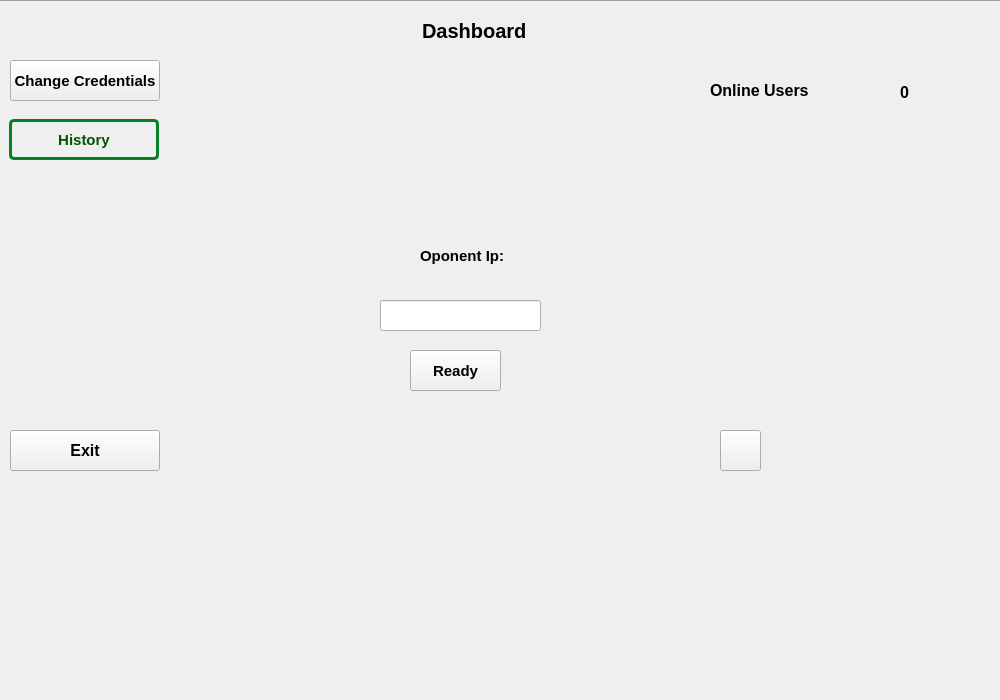
This is windows/Dashboard/dashboard.ui in hamidreza2005/PlanetVsZombies as Qt 5 draws it before an edit. The edited form follows.
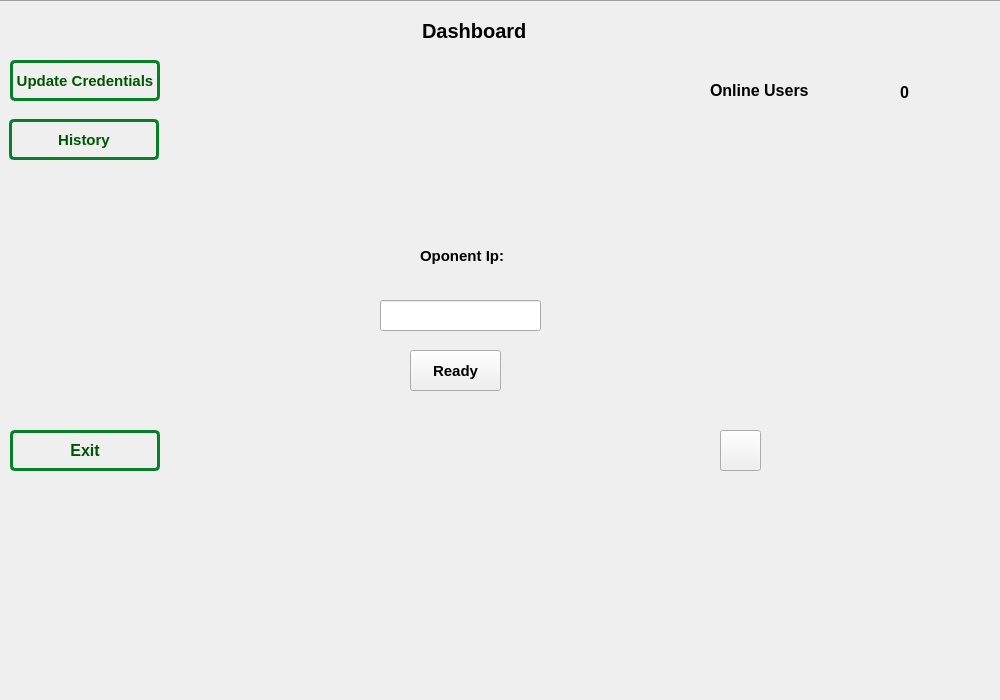
This is the edited form. Icons and pictures are not drawn.

Commit message: add the ability to change credentials in client

The edit to the form file:
```diff
--- a/windows/Dashboard/dashboard.ui
+++ b/windows/Dashboard/dashboard.ui
@@ -76,6 +76,11 @@
    <property name="cursor">
     <cursorShape>PointingHandCursor</cursorShape>
    </property>
+   <property name="styleSheet">
+    <string notr="true">color: rgb(0, 85, 0);
+border:3px solid #068027;
+border-radius:5px;</string>
+   </property>
    <property name="text">
     <string>Exit</string>
    </property>
@@ -114,8 +119,13 @@
      <bold>true</bold>
     </font>
    </property>
+   <property name="styleSheet">
+    <string notr="true">color: rgb(0, 85, 0);
+border:3px solid #068027;
+border-radius:5px;</string>
+   </property>
    <property name="text">
-    <string>Change Credentials</string>
+    <string>Update Credentials</string>
    </property>
   </widget>
   <widget class="QLineEdit" name="opponentIp">
```
Left out of the diff: 4 changed lines with no effect on the pictures. The commit also changes 10 other files.
